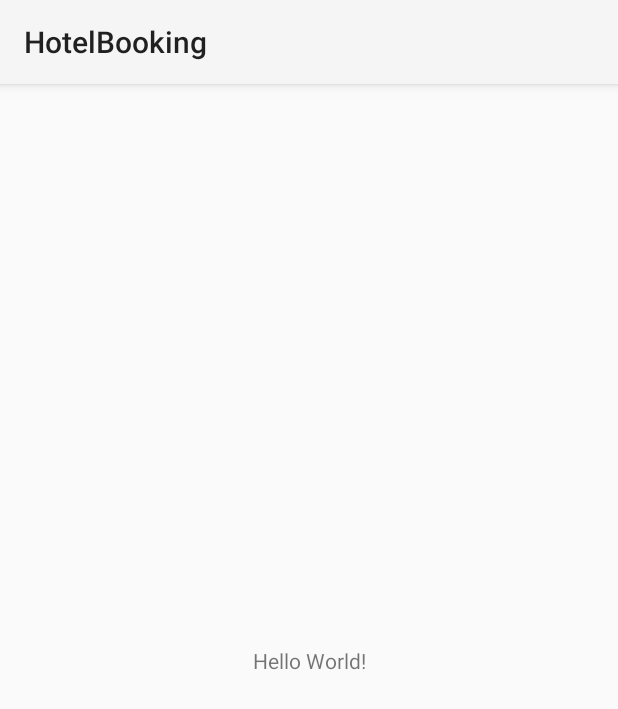
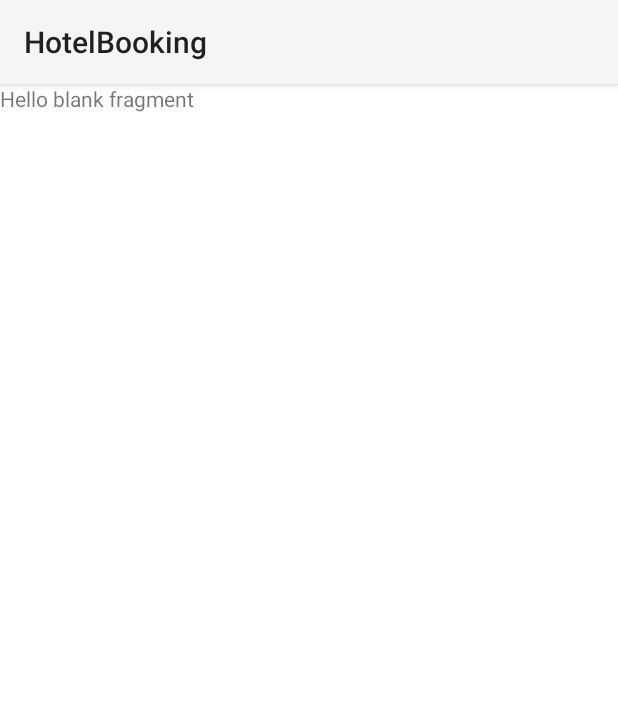
Before and after one commit to alexxk2/HotelBooking, an Android app: the screen it shows after launch (MainActivity), on a phone screen of 412 x 824 dp. Shown: the top 709 px of the screen. Run offline under Robolectric (Android 15) with nearby library versions, the phone set to English and light mode, and no system bars.

Commit message:
Commit#3 Реализация single activity

```diff
--- a/app/src/main/java/com/example/hotelbooking/presentation/main/MainActivity.kt
+++ b/app/src/main/java/com/example/hotelbooking/presentation/main/MainActivity.kt
@@ -2,11 +2,27 @@ package com.example.hotelbooking.presentation.main
 
 import androidx.appcompat.app.AppCompatActivity
 import android.os.Bundle
+import androidx.navigation.NavController
+import androidx.navigation.fragment.NavHostFragment
 import com.example.hotelbooking.R
+import com.example.hotelbooking.databinding.ActivityMainBinding
 
 class MainActivity : AppCompatActivity() {
+
+    private lateinit var binding: ActivityMainBinding
+    private lateinit var navController: NavController
+
     override fun onCreate(savedInstanceState: Bundle?) {
         super.onCreate(savedInstanceState)
-        setContentView(R.layout.activity_main)
+        binding = ActivityMainBinding.inflate(layoutInflater).also { setContentView(it.root) }
+
+        val navHostFragment = supportFragmentManager
+            .findFragmentById(R.id.nav_host_fragment) as NavHostFragment
+        navController = navHostFragment.navController
+
+    }
+
+    override fun onSupportNavigateUp(): Boolean {
+        return navController.navigateUp() || super.onSupportNavigateUp()
     }
 }
--- a/app/src/main/res/layout/activity_main.xml
+++ b/app/src/main/res/layout/activity_main.xml
@@ -4,15 +4,19 @@
     xmlns:tools="http://schemas.android.com/tools"
     android:layout_width="match_parent"
     android:layout_height="match_parent"
+    android:background="@color/white"
     tools:context=".presentation.main.MainActivity">
 
-    <TextView
-        android:layout_width="wrap_content"
-        android:layout_height="wrap_content"
-        android:text="Hello World!"
-        app:layout_constraintBottom_toBottomOf="parent"
+    <androidx.fragment.app.FragmentContainerView
+        android:id="@+id/nav_host_fragment"
+        android:name="androidx.navigation.fragment.NavHostFragment"
+        android:layout_width="0dp"
+        android:layout_height="0dp"
+        app:defaultNavHost="true"
+        app:layout_constraintTop_toTopOf="parent"
         app:layout_constraintEnd_toEndOf="parent"
         app:layout_constraintStart_toStartOf="parent"
-        app:layout_constraintTop_toTopOf="parent" />
+        app:layout_constraintBottom_toBottomOf="parent"
+        app:navGraph="@navigation/nav_graph" />
 
 </androidx.constraintlayout.widget.ConstraintLayout>
--- /dev/null
+++ b/app/src/main/res/navigation/nav_graph.xml
@@ -0,0 +1,28 @@
+<?xml version="1.0" encoding="utf-8"?>
+<navigation xmlns:android="http://schemas.android.com/apk/res/android"
+    xmlns:app="http://schemas.android.com/apk/res-auto"
+    xmlns:tools="http://schemas.android.com/tools"
+    android:id="@+id/nav_graph.xml"
+    app:startDestination="@id/hotelFragment">
+
+    <fragment
+        android:id="@+id/hotelFragment"
+        android:name="com.example.hotelbooking.presentation.hotel.ui.HotelFragment"
+        android:label="fragment_hotel"
+        tools:layout="@layout/fragment_hotel" />
+    <fragment
+        android:id="@+id/bookingFragment"
+        android:name="com.example.hotelbooking.presentation.booking.ui.BookingFragment"
+        android:label="fragment_booking"
+        tools:layout="@layout/fragment_booking" />
+    <fragment
+        android:id="@+id/orderFragment"
+        android:name="com.example.hotelbooking.presentation.order.ui.OrderFragment"
+        android:label="fragment_order"
+        tools:layout="@layout/fragment_order" />
+    <fragment
+        android:id="@+id/roomsFragment"
+        android:name="com.example.hotelbooking.presentation.rooms.ui.RoomsFragment"
+        android:label="fragment_rooms"
+        tools:layout="@layout/fragment_rooms" />
+</navigation>
```
